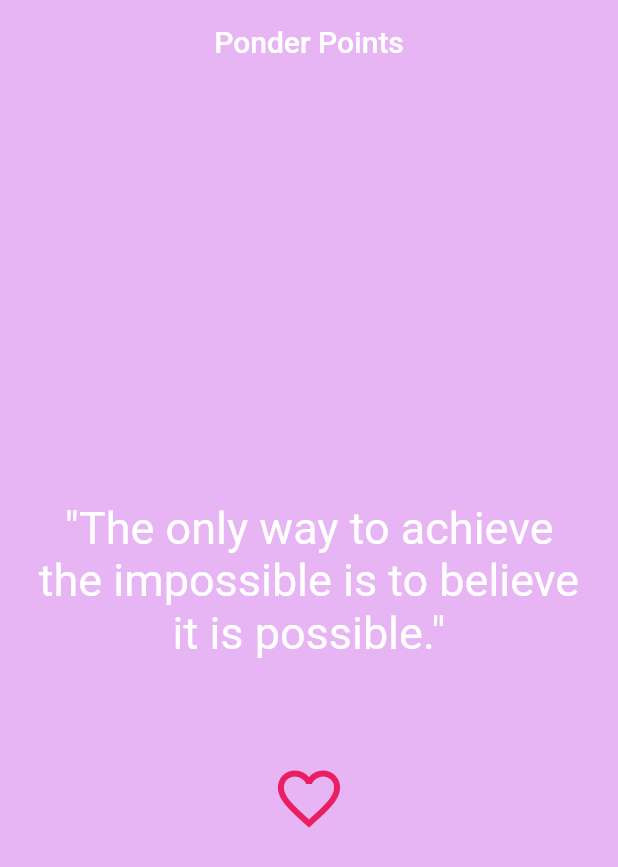
After one commit to MiriamBaumgartner/ponder_points_app, a Flutter app: the screen it shows after launch, on a phone screen of 412 x 824 dp. The commit adds this screen. Shown: the top 867 px of the screen. Run offline on Flutter 3.47's test engine with Material 2 defaults, Android fonts, the phone set to English and light mode, and no system bars.

Commit message:
rename main screen

```diff
--- /dev/null
+++ b/lib/quotes_screen.dart
@@ -0,0 +1,70 @@
+import 'dart:math';
+
+import 'package:flutter/material.dart';
+
+class QuotesScreen extends StatefulWidget {
+  const QuotesScreen({
+    super.key,
+  });
+
+  @override
+  State<QuotesScreen> createState() => _QuotesScreenState();
+}
+
+class _QuotesScreenState extends State<QuotesScreen> {
+  List<String> quotes = [
+    '"The only way to achieve the impossible is to believe it is possible."',
+    '"Believe you can and you are halfway there."',
+    '"The only limit to our realization of tomorrow will be our doubts of today." ',
+    '"The future belongs to those who believe in the beauty of their dreams."',
+    '"Dont be afraid to give up the good to go for the great."',
+  ];
+
+  @override
+  Widget build(BuildContext context) {
+    return Scaffold(
+      backgroundColor: Color.fromARGB(255, 231, 181, 243),
+      appBar: AppBar(
+        backgroundColor: Color.fromARGB(255, 231, 181, 243),
+        elevation: 0,
+        centerTitle: true,
+        title: const Text(
+          'Ponder Points',
+        ),
+      ),
+      body: Center(
+        child: Column(
+          mainAxisAlignment: MainAxisAlignment.center,
+          children: [
+            Padding(
+              padding: const EdgeInsets.all(20),
+              child: Text(
+                getQuote(),
+                textAlign: TextAlign.center,
+                style: const TextStyle(color: Colors.white, fontSize: 30),
+              ),
+            ),
+            const SizedBox(
+              width: 40,
+              height: 40,
+            ),
+            IconButton(
+              onPressed: () {},
+              icon: Icon(Icons.favorite_border),
+              iconSize: 50,
+              color: Colors.pink,
+            ),
+          ],
+        ),
+      ),
+    );
+  }
+
+  String getQuote() {
+    final _random = Random();
+    final randomInt = _random.nextInt(quotes.length);
+    print(randomInt);
+    var quote = quotes[randomInt];
+    return quote;
+  }
+}
```
Also changed, not shown: lib/first_screen.dart (deleted, +0 -19 lines), lib/main.dart (+5 -73 lines).
